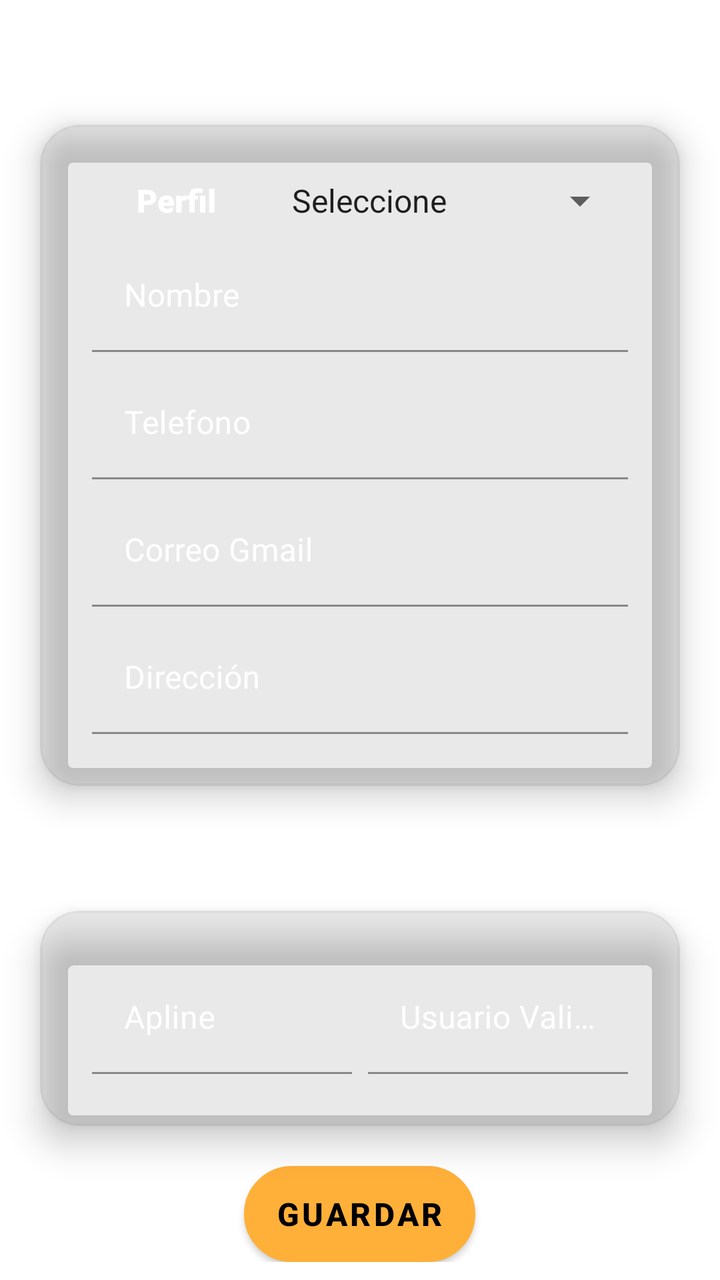
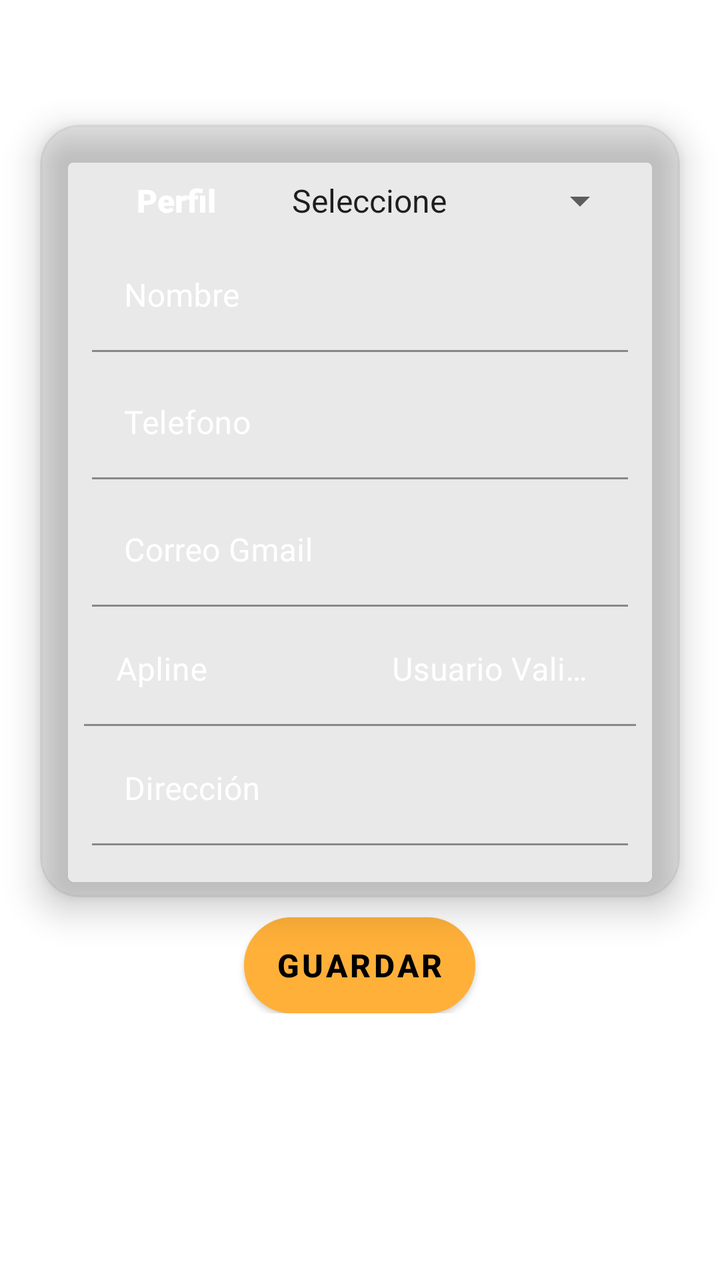

The first picture is an Android layout as it rendered before a commit; the second is the same layout after the commit. The layout source and the unified diff follow.
<!-- AndroidManifest.xml: application theme Theme.Eventos -->
<!-- res/layout/fragment_usuarios.xml -->
<?xml version="1.0" encoding="utf-8"?>
<ScrollView xmlns:android="http://schemas.android.com/apk/res/android"
    xmlns:app="http://schemas.android.com/apk/res-auto"
    xmlns:tools="http://schemas.android.com/tools"
    android:layout_width="match_parent"
    android:layout_height="match_parent"
    tools:context=".pantallas.Usuarios">


        <LinearLayout
            android:layout_width="match_parent"
            android:layout_height="wrap_content"
            android:orientation="vertical" >

            <TextView
                android:id="@+id/textView_titulo2"
                android:layout_width="match_parent"
                android:layout_height="wrap_content"
                android:layout_margin="10dp"
                android:layout_marginEnd="0dp"
                android:text="@string/NuevoUsuario"
                android:theme="@style/texto_titulo" />

            <androidx.cardview.widget.CardView
                android:layout_width="match_parent"
                android:layout_height="match_parent"
                android:layout_marginLeft="20sp"
                android:layout_marginTop="10sp"
                android:layout_marginRight="20sp"
                android:layout_marginBottom="10sp"
                app:cardElevation="10sp"
                app:cardBackgroundColor="@color/fondo_cardView"
                app:cardCornerRadius="20dp">

                <LinearLayout
                    android:layout_width="match_parent"
                    android:layout_height="match_parent"
                    android:layout_margin="22sp"
                    android:orientation="vertical">

                    <LinearLayout
                        android:layout_width="match_parent"
                        android:layout_height="match_parent"
                        android:layout_weight="1"
                        android:orientation="horizontal">

                        <TextView
                            android:id="@+id/textView6"
                            android:layout_width="match_parent"
                            android:layout_height="wrap_content"
                            android:layout_margin="4dp"
                            android:layout_weight="2"
                            android:gravity="center"
                            android:text="@string/Perfil"
                            android:theme="@style/texto_sub_titulo"
                            tools:ignore="TextContrastCheck" />

                        <Spinner
                            android:id="@+id/spinnerTipo"
                            android:layout_width="match_parent"
                            android:layout_height="wrap_content"
                            android:layout_margin="4dp"
                            android:layout_weight="1"

                            android:entries="@array/Tipo"
                            tools:ignore="TouchTargetSizeCheck" />
                    </LinearLayout>

                    <com.google.android.material.textfield.TextInputLayout
                        android:layout_width="match_parent"
                        android:layout_height="match_parent"
                        android:layout_weight="1"
                        android:textColorHint="@color/white">

                        <com.google.android.material.textfield.TextInputEditText
                            android:id="@+id/editText_nombre"
                            android:layout_width="match_parent"
                            android:layout_height="match_parent"
                            android:layout_margin="4dp"
                            android:background="@color/trasparente"
                            android:hint="@string/Nombre"
                            android:inputType="textPersonName"
                            android:textColor="@color/white"
                            android:textSize="16sp"
                            tools:ignore="TextContrastCheck" />
                    </com.google.android.material.textfield.TextInputLayout>

                    <com.google.android.material.textfield.TextInputLayout
                        android:layout_width="match_parent"
                        android:layout_height="match_parent"
                        android:layout_weight="1"
                        android:textColorHint="@color/white">

                        <com.google.android.material.textfield.TextInputEditText
                            android:id="@+id/editText_telefono"
                            android:layout_width="match_parent"
                            android:layout_height="match_parent"
                            android:layout_margin="4dp"
                            android:background="@color/trasparente"
                            android:hint="@string/Telefono"
                            android:inputType="phone"
                            android:textColor="@color/white"
                            android:textSize="16sp"
                            tools:ignore="TextContrastCheck" />
                    </com.google.android.material.textfield.TextInputLayout>

                    <com.google.android.material.textfield.TextInputLayout
                        android:layout_width="match_parent"
                        android:layout_height="match_parent"
                        android:layout_weight="1"
                        android:textColorHint="@color/white">

                        <com.google.android.material.textfield.TextInputEditText
                            android:id="@+id/editText_correoGmail"
                            android:layout_width="match_parent"
                            android:layout_height="match_parent"
                            android:layout_margin="4dp"
                            android:background="@color/trasparente"
                            android:hint="@string/CorreoGmail"
                            android:inputType="textEmailAddress"
                            android:textColor="@color/white"
                            android:textSize="16sp"
                            tools:ignore="TextContrastCheck" />
                    </com.google.android.material.textfield.TextInputLayout>


                    <com.google.android.material.textfield.TextInputLayout
                        android:layout_width="match_parent"
                        android:layout_height="match_parent"
                        android:layout_weight="1"
                        android:textColorHint="@color/white">

                        <com.google.android.material.textfield.TextInputEditText
                            android:id="@+id/editText_direccion"
                            android:layout_width="match_parent"
                            android:layout_height="match_parent"
                            android:layout_margin="4dp"
                            android:background="@color/trasparente"
                            android:hint="@string/Direccion"
                            android:inputType="textMultiLine"
                            android:textColor="@color/white"
                            android:textSize="16sp"
                            tools:ignore="TextContrastCheck" />
                    </com.google.android.material.textfield.TextInputLayout>

                </LinearLayout>

            </androidx.cardview.widget.CardView>

            <TextView
                android:id="@+id/textView_titulo"
                android:layout_width="match_parent"
                android:layout_height="wrap_content"
                android:text="@string/Referido"
                android:theme="@style/texto_titulo" />

            <androidx.cardview.widget.CardView
                android:layout_width="match_parent"
                android:layout_height="wrap_content"
                android:layout_margin="20dp"
                android:layout_marginTop="10dp"
                app:cardElevation="10sp"
                app:cardBackgroundColor="@color/fondo_cardView"
                app:cardCornerRadius="20dp">

                <LinearLayout
                    android:layout_width="match_parent"
                    android:layout_height="match_parent"
                    android:layout_margin="22sp"
                    android:orientation="horizontal"
                    android:baselineAligned="false">


                    <com.google.android.material.textfield.TextInputLayout
                        android:layout_width="match_parent"
                        android:layout_height="match_parent"
                        android:layout_weight="1"
                        android:textColorHint="@color/white">

                        <com.google.android.material.textfield.TextInputEditText
                            android:id="@+id/editText_apline"
                            android:layout_width="match_parent"
                            android:layout_height="match_parent"
                            android:layout_margin="4dp"
                            android:autofillHints="apline"
                            android:background="@color/trasparente"
                            android:hint="@string/Apline"
                            android:inputType="textPersonName"
                            android:textColor="@color/white"
                            android:textColorHint="#6D4C41"
                            android:textSize="16sp"
                            tools:ignore="TextContrastCheck" />
                    </com.google.android.material.textfield.TextInputLayout>

                    <com.google.android.material.textfield.TextInputLayout
                        android:layout_width="match_parent"
                        android:layout_height="match_parent"
                        android:layout_weight="1"
                        android:textColorHint="@color/white">

                        <com.google.android.material.textfield.TextInputEditText
                            android:id="@+id/editText_usuarioValidus"
                            android:layout_width="match_parent"
                            android:layout_height="match_parent"
                            android:layout_margin="4dp"
                            android:background="@color/trasparente"
                            android:autofillHints="usuarioValidus"
                            android:hint="@string/UsuarioValidus"
                            android:inputType="textPersonName"
                            android:textColor="@color/white"
                            android:textColorHint="#6D4C41"
                            android:textSize="16sp"
                            tools:ignore="TextContrastCheck" />
                    </com.google.android.material.textfield.TextInputLayout>


                </LinearLayout>

            </androidx.cardview.widget.CardView>

            <Button
                android:id="@+id/button_guardar"
                android:layout_width="wrap_content"
                android:layout_height="wrap_content"
                android:layout_gravity="center"
                android:background="@drawable/boton"
                android:theme="@style/Botones"
                android:textColor="@color/black"
                android:gravity="center"
                android:text="@string/Guardar" />

        </LinearLayout>


</ScrollView>
<!-- resources referenced by this layout -->
<resources>
  <string-array name="Tipo">
          <item>"Seleccione"</item>
          <item>Administrador</item>
          <item>Auditor</item>
          <item>Promotor</item>
      </string-array>
  <color name="black">#FF000000</color>
  <color name="fondo_cardView">#1E4A4947</color>
  <color name="trasparente">#00FFB039</color>
  <color name="white">#FFFFFFFF</color>
  <!-- drawable boton (drawable) -->
  <?xml version="1.0" encoding="utf-8"?>
  <selector xmlns:android="http://schemas.android.com/apk/res/android" >
      <item >
          <shape android:shape="rectangle"  >
              <corners android:radius="100dip" />
              <stroke android:width="10dip" android:color="@color/black" />
              <solid android:color="@color/amarillo" />
          </shape>
      </item>
  </selector>
  <string name="Apline">Apline</string>
  <string name="CorreoGmail">Correo Gmail</string>
  <string name="Direccion">Dirección</string>
  <string name="Guardar">Guardar</string>
  <string name="Nombre">Nombre</string>
  <string name="NuevoUsuario">Nuevo Usuario</string>
  <string name="Perfil">Perfil</string>
  <string name="Referido">Referido</string>
  <string name="Telefono">Telefono</string>
  <string name="UsuarioValidus">Usuario Validus</string>
  <style name="Botones" parent="Theme.AppCompat.Light.NoActionBar">
      <item name="android:background">@drawable/boton</item>
          <item name="android:textStyle">bold</item>
          <item name="android:textSize">16sp</item>
          <item name="android:layout_margin">5sp</item>
          <item name="colorPrimaryVariant">@color/amarillo</item>
          <item name="colorPrimary">@color/amarillo</item>
      </style>
  <style name="texto_sub_titulo" parent="Theme.Eventos">
          <item name="android:textSize">16sp</item>
          <item name="android:textColor">@color/white</item>
          <item name="android:textStyle">bold</item>
          <item name="android:layout_margin">5sp</item>
          <item name="fontFamily">sans-serif-black</item>
      </style>
  <style name="texto_titulo" parent="Theme.Eventos">
          <item name="android:textSize">24sp</item>
          <item name="android:textColor">@color/white</item>
          <item name="android:textStyle">bold</item>
          <item name="android:gravity">center</item>
          <item name="fontFamily">sans-serif-black</item>
      </style>
  <style name="Theme.Eventos" parent="Theme.MaterialComponents.DayNight.DarkActionBar">
          
          <item name="colorPrimary">@color/amarilloFondo</item>
          <item name="colorPrimaryVariant">@color/amarillo</item>
          <item name="colorOnPrimary">@color/white</item>
          
          <item name="colorSecondary">@color/teal_200</item>
          <item name="colorSecondaryVariant">@color/teal_700</item>
          <item name="colorOnSecondary">@color/black</item>
          
  
          <item name="android:statusBarColor" tools:targetApi="l">?attr/colorPrimaryVariant</item>
  
          
          
          <item name="windowActionBar">false</item>
          <item name="windowNoTitle">true</item>
      </style>
  <color name="amarillo">#FFB039</color>
  <color name="amarilloFondo">#DF885A28</color>
  <color name="teal_200">#FF03DAC5</color>
  <color name="teal_700">#FF018786</color>
</resources>

<!-- the commit's change to res/layout/fragment_usuarios.xml (unified diff, before → after) -->
@@ -1,19 +1,22 @@
 <?xml version="1.0" encoding="utf-8"?>
-<ScrollView xmlns:android="http://schemas.android.com/apk/res/android"
+<RelativeLayout xmlns:android="http://schemas.android.com/apk/res/android"
     xmlns:app="http://schemas.android.com/apk/res-auto"
     xmlns:tools="http://schemas.android.com/tools"
     android:layout_width="match_parent"
     android:layout_height="match_parent"
     tools:context=".pantallas.Usuarios">
 
+    <ScrollView
+        android:layout_width="match_parent"
+        android:layout_height="match_parent">
 
         <LinearLayout
             android:layout_width="match_parent"
             android:layout_height="wrap_content"
-            android:orientation="vertical" >
+            android:orientation="vertical">
 
             <TextView
-                android:id="@+id/textView_titulo2"
+                android:id="@+id/textView_titulo"
                 android:layout_width="match_parent"
                 android:layout_height="wrap_content"
                 android:layout_margin="10dp"
@@ -28,9 +31,9 @@
                 android:layout_marginTop="10sp"
                 android:layout_marginRight="20sp"
                 android:layout_marginBottom="10sp"
-                app:cardElevation="10sp"
                 app:cardBackgroundColor="@color/fondo_cardView"
-                app:cardCornerRadius="20dp">
+                app:cardCornerRadius="20dp"
+                app:cardElevation="10sp">
 
                 <LinearLayout
                     android:layout_width="match_parent"
@@ -123,6 +126,55 @@
                             tools:ignore="TextContrastCheck" />
                     </com.google.android.material.textfield.TextInputLayout>
 
+                    <LinearLayout
+                        android:layout_width="match_parent"
+                        android:layout_height="match_parent"
+                        android:baselineAligned="false"
+                        android:orientation="horizontal">
+
+
+                        <com.google.android.material.textfield.TextInputLayout
+                            android:layout_width="match_parent"
+                            android:layout_height="match_parent"
+                            android:layout_weight="1"
+                            android:textColorHint="@color/white">
+
+                            <com.google.android.material.textfield.TextInputEditText
+                                android:id="@+id/editText_apline"
+                                android:layout_width="match_parent"
+                                android:layout_height="match_parent"
+                                android:autofillHints="apline"
+                                android:background="@color/trasparente"
+                                android:hint="@string/Apline"
+                                android:inputType="textPersonName"
+                                android:textColor="@color/white"
+                                android:textColorHint="#6D4C41"
+                                android:textSize="16sp"
+                                tools:ignore="TextContrastCheck" />
+                        </com.google.android.material.textfield.TextInputLayout>
+
+                        <com.google.android.material.textfield.TextInputLayout
+                            android:layout_width="match_parent"
+                            android:layout_height="match_parent"
+                            android:layout_weight="1"
+                            android:textColorHint="@color/white">
+
+                            <com.google.android.material.textfield.TextInputEditText
+                                android:id="@+id/editText_usuarioValidus"
+                                android:layout_width="match_parent"
+                                android:layout_height="match_parent"
+                                android:autofillHints="usuarioValidus"
+                                android:background="@color/trasparente"
+                                android:hint="@string/UsuarioValidus"
+                                android:inputType="textPersonName"
+                                android:textColor="@color/white"
+                                android:textColorHint="#6D4C41"
+                                android:textSize="16sp"
+                                tools:ignore="TextContrastCheck" />
+                        </com.google.android.material.textfield.TextInputLayout>
+
+
+                    </LinearLayout>
 
                     <com.google.android.material.textfield.TextInputLayout
                         android:layout_width="match_parent"
@@ -147,76 +199,6 @@
 
             </androidx.cardview.widget.CardView>
 
-            <TextView
-                android:id="@+id/textView_titulo"
-                android:layout_width="match_parent"
-                android:layout_height="wrap_content"
-                android:text="@string/Referido"
-                android:theme="@style/texto_titulo" />
-
-            <androidx.cardview.widget.CardView
-                android:layout_width="match_parent"
-                android:layout_height="wrap_content"
-                android:layout_margin="20dp"
-                android:layout_marginTop="10dp"
-                app:cardElevation="10sp"
-                app:cardBackgroundColor="@color/fondo_cardView"
-                app:cardCornerRadius="20dp">
-
-                <LinearLayout
-                    android:layout_width="match_parent"
-                    android:layout_height="match_parent"
-                    android:layout_margin="22sp"
-                    android:orientation="horizontal"
-                    android:baselineAligned="false">
-
-
-                    <com.google.android.material.textfield.TextInputLayout
-                        android:layout_width="match_parent"
-                        android:layout_height="match_parent"
-                        android:layout_weight="1"
-                        android:textColorHint="@color/white">
-
-                        <com.google.android.material.textfield.TextInputEditText
-                            android:id="@+id/editText_apline"
-                            android:layout_width="match_parent"
-                            android:layout_height="match_parent"
-                            android:layout_margin="4dp"
-                            android:autofillHints="apline"
-                            android:background="@color/trasparente"
-                            android:hint="@string/Apline"
-                            android:inputType="textPersonName"
-                            android:textColor="@color/white"
-                            android:textColorHint="#6D4C41"
-                            android:textSize="16sp"
-                            tools:ignore="TextContrastCheck" />
-                    </com.google.android.material.textfield.TextInputLayout>
-
-                    <com.google.android.material.textfield.TextInputLayout
-                        android:layout_width="match_parent"
-                        android:layout_height="match_parent"
-                        android:layout_weight="1"
-                        android:textColorHint="@color/white">
-
-                        <com.google.android.material.textfield.TextInputEditText
-                            android:id="@+id/editText_usuarioValidus"
-                            android:layout_width="match_parent"
-                            android:layout_height="match_parent"
-                            android:layout_margin="4dp"
-                            android:background="@color/trasparente"
-                            android:autofillHints="usuarioValidus"
-                            android:hint="@string/UsuarioValidus"
-                            android:inputType="textPersonName"
-                            android:textColor="@color/white"
-                            android:textColorHint="#6D4C41"
-                            android:textSize="16sp"
-                            tools:ignore="TextContrastCheck" />
-                    </com.google.android.material.textfield.TextInputLayout>
-
-
-                </LinearLayout>
-
-            </androidx.cardview.widget.CardView>
 
             <Button
                 android:id="@+id/button_guardar"
@@ -224,12 +206,22 @@
                 android:layout_height="wrap_content"
                 android:layout_gravity="center"
                 android:background="@drawable/boton"
-                android:theme="@style/Botones"
+                android:gravity="center"
+                android:text="@string/Guardar"
                 android:textColor="@color/black"
-                android:gravity="center"
-                android:text="@string/Guardar" />
+                android:theme="@style/Botones" />
+
+
 
         </LinearLayout>
 
-
-</ScrollView>
+    </ScrollView>
+
+    <TextView
+        android:id="@+id/textView_edicion"
+        android:layout_width="match_parent"
+        android:layout_height="wrap_content"
+        android:layout_alignParentBottom="true"
+
+        android:textColor="#FBFBFB" />
+</RelativeLayout>
<!-- resource entries referenced after the edit -->
@@ -28,7 +28,6 @@
   <string name="Nombre">Nombre</string>
   <string name="NuevoUsuario">Nuevo Usuario</string>
   <string name="Perfil">Perfil</string>
-  <string name="Referido">Referido</string>
   <string name="Telefono">Telefono</string>
   <string name="UsuarioValidus">Usuario Validus</string>
   <style name="Botones" parent="Theme.AppCompat.Light.NoActionBar">
